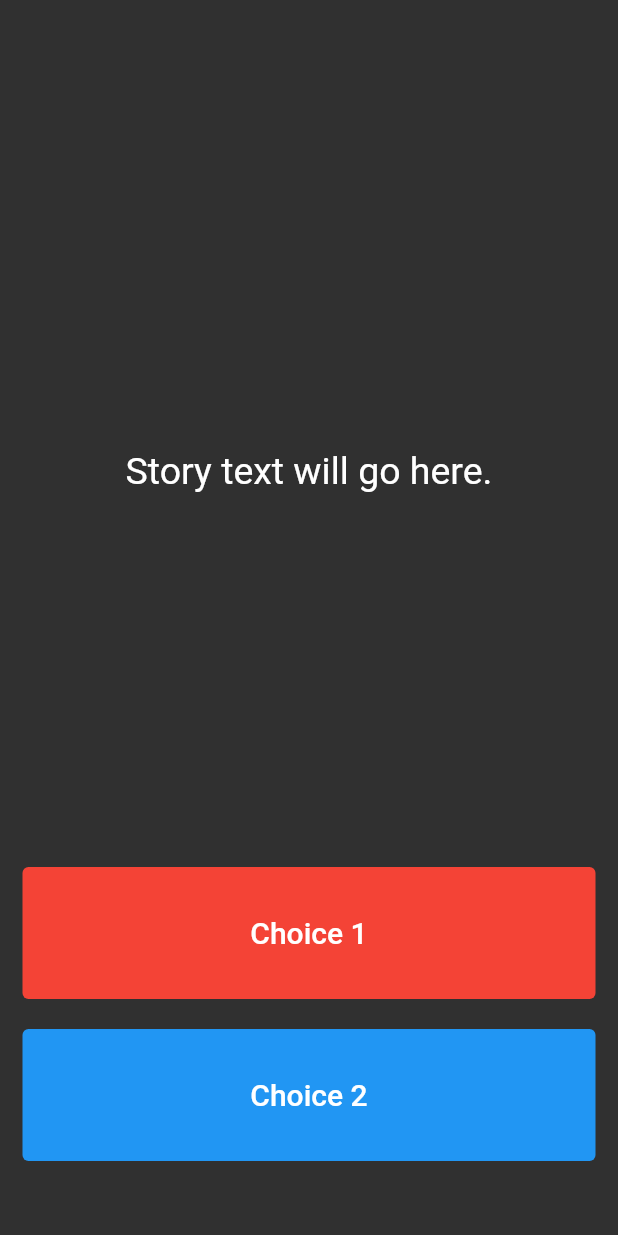
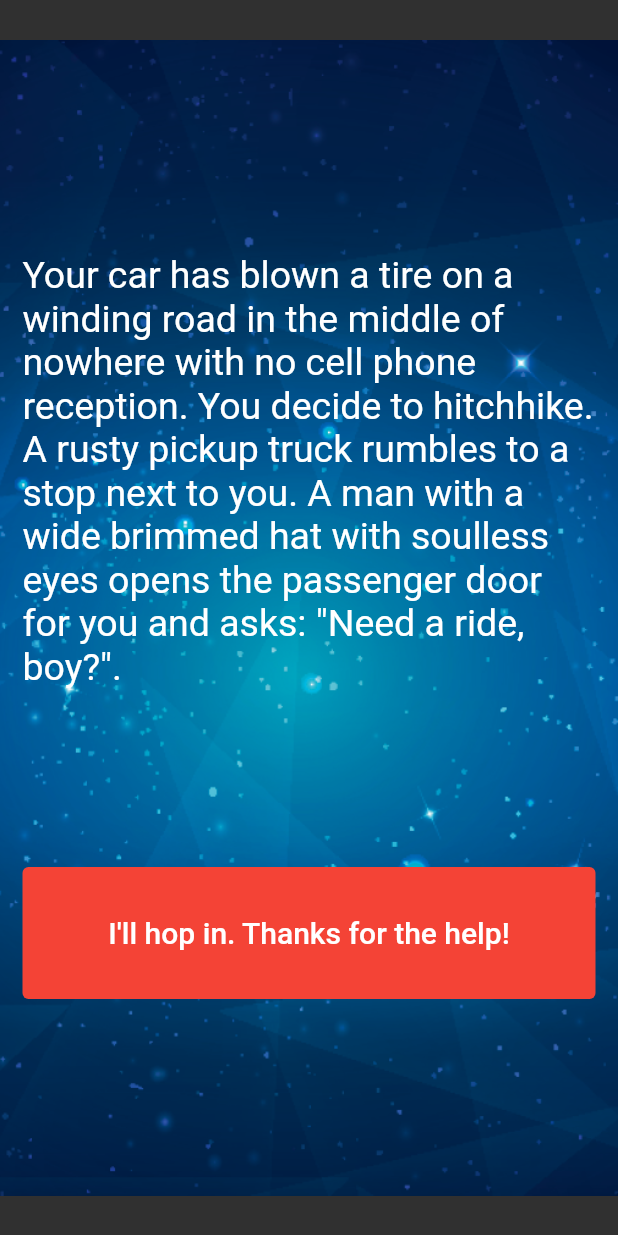
Before and after one commit to HeratUni-CS/destini-towfiqamiri77, a Flutter app: the screen it shows after launch, on a phone screen of 412 x 824 dp. Run offline on Flutter 3.47's test engine with Material 2 defaults, Android fonts, the phone set to English and light mode, and no system bars.

Commit message:
feat: My flutter assignment

```diff
--- a/lib/main.dart
+++ b/lib/main.dart
@@ -1,6 +1,5 @@
+import 'package:destini/story_brain.dart';
 import 'package:flutter/material.dart';
-
-//TODO: Step 15 - Run the app and see if you can see the screen update with the first story. Delete this TODO if it looks as you expected.
 
 void main() => runApp(Destini());
 
@@ -13,7 +12,7 @@ class Destini extends StatelessWidget {
   }
 }
 
-//TODO: Step 9 - Create a new storyBrain object from the StoryBrain class.
+StoryBrain storyBrain = new StoryBrain();
 
 class StoryPage extends StatefulWidget {
   _StoryPageState createState() => _StoryPageState();
@@ -24,7 +23,8 @@ class _StoryPageState extends State<StoryPage> {
   Widget build(BuildContext context) {
     return Scaffold(
       body: Container(
-        //TODO: Step 1 - Add background.png to this Container as a background image.
+        decoration: const BoxDecoration(
+            image: DecorationImage(image: AssetImage("images/background.png"))),
         padding: EdgeInsets.symmetric(vertical: 50.0, horizontal: 15.0),
         constraints: BoxConstraints.expand(),
         child: SafeArea(
@@ -35,8 +35,7 @@ class _StoryPageState extends State<StoryPage> {
                 flex: 12,
                 child: Center(
                   child: Text(
-                    //TODO: Step 10 - use the storyBrain to get the first story title and display it in this Text Widget.
-                    'Story text will go here.',
+                    storyBrain.getStory(),
                     style: TextStyle(
                       fontSize: 25.0,
                     ),
@@ -48,12 +47,13 @@ class _StoryPageState extends State<StoryPage> {
                 child: TextButton(
                   onPressed: () {
                     //Choice 1 made by user.
-                    //TODO: Step 18 - Call the nextStory() method from storyBrain and pass the number 1 as the choice made by the user.
+                    setState(() {
+                      storyBrain.nextStory(1);
+                    });
                   },
                   style: TextButton.styleFrom(backgroundColor: Colors.red),
                   child: Text(
-                    //TODO: Step 13 - Use the storyBrain to get the text for choice 1.
-                    'Choice 1',
+                    storyBrain.getChoice1(),
                     style: TextStyle(
                       fontSize: 20.0,
                       color: Colors.white,
@@ -66,20 +66,22 @@ class _StoryPageState extends State<StoryPage> {
               ),
               Expanded(
                 flex: 2,
-                //TODO: Step 26 - Use a Flutter Visibility Widget to wrap this TextButton.
-                //TODO: Step 28 - Set the "visible" property of the Visibility Widget to equal the output from the buttonShouldBeVisible() method in the storyBrain.
+                child: Visibility(
+                  visible: storyBrain.buttonShouldBeVisible(),
                   child: TextButton(
                     onPressed: () {
                       //Choice 2 made by user.
-                    //TODO: Step 19 - Call the nextStory() method from storyBrain and pass the number 2 as the choice made by the user.
+                      setState(() {
+                        storyBrain.nextStory(2);
+                      });
                     },
                     style: TextButton.styleFrom(backgroundColor: Colors.blue),
                     child: Text(
-                    //TODO: Step 14 - Use the storyBrain to get the text for choice 2.
-                    'Choice 2',
+                      storyBrain.getChoice2(),
                       style: TextStyle(
                         fontSize: 20.0,
                         color: Colors.white,
+                      ),
                     ),
                   ),
                 ),
@@ -91,6 +93,5 @@ class _StoryPageState extends State<StoryPage> {
     );
   }
 }
-//TODO: Step 24 - Run the app and try to figure out what code you need to add to this file to make the story change when you press on the choice buttons.
 
 //TODO: Step 29 - Run the app and test it against the Story Outline to make sure you've completed all the steps.
```
Also changed, not shown: lib/story.dart (+10 -5 lines), lib/story_brain.dart (+79 -53 lines). Lines whose indentation alone changed are shown as unchanged.
